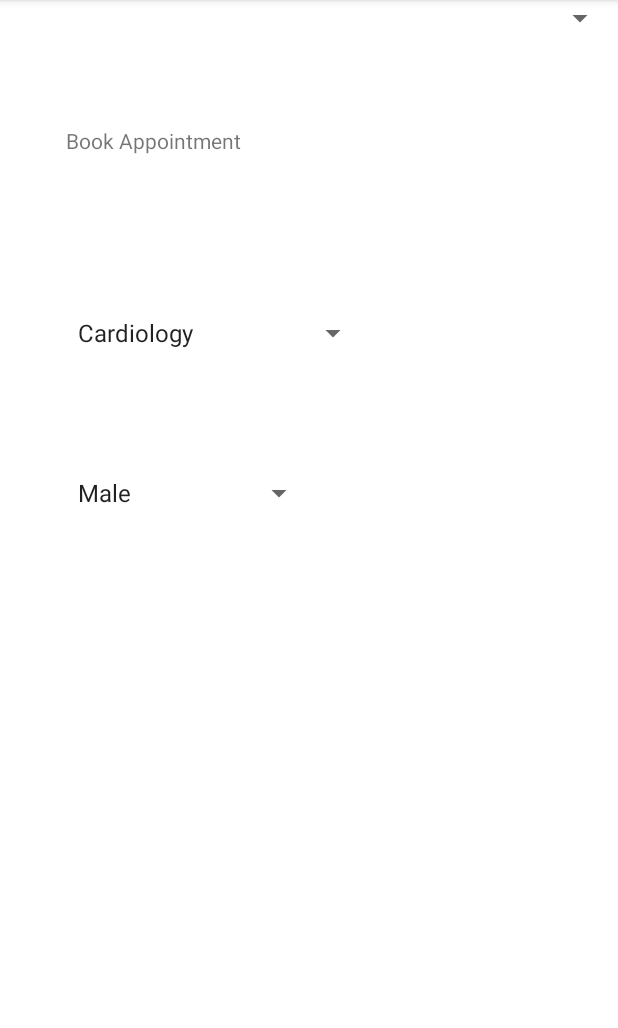
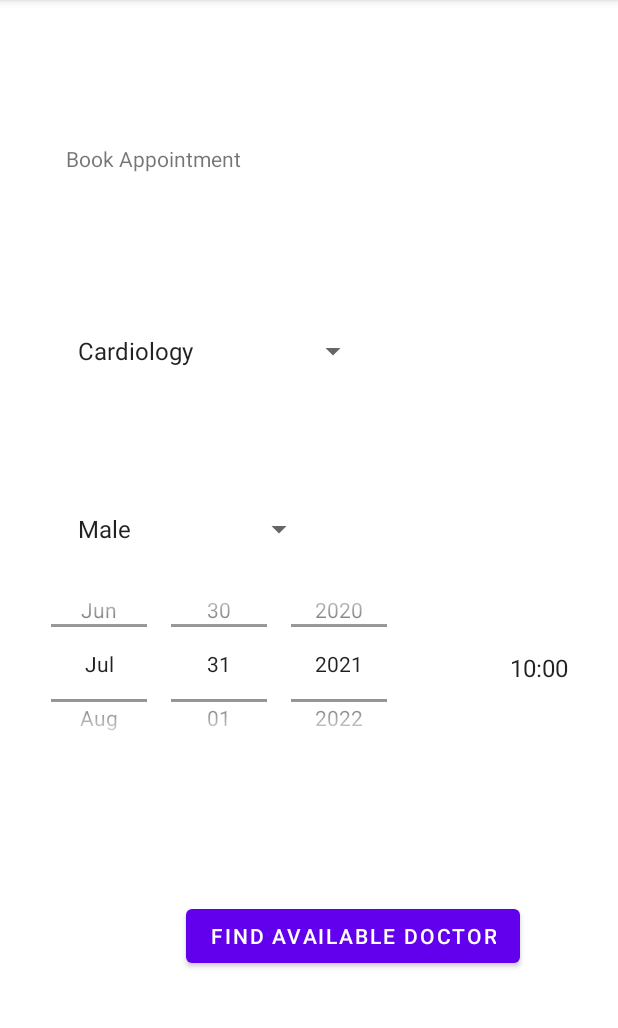
Before and after one commit to garychen2002/ClinicAppProject, an Android app: the BookAppointmentActivity screen opened directly, with no data from a screen before it, on a phone screen of 412 x 824 dp, the part 84-1112 px from its top. Run offline under Robolectric (Android 15) with nearby library versions, the phone set to English and light mode, and no system bars.

Commit message:
add all spinners for booking appointment

```diff
--- a/app/src/main/java/com/example/clinicappproject/Appointment.java
+++ b/app/src/main/java/com/example/clinicappproject/Appointment.java
@@ -5,9 +5,15 @@ import java.util.Date;
 
 public class Appointment {
 
-    //Doctor doctor;
+    private Doctor doctor;
     private Patient patient;
-    private Date time;
+    private Date start;
+    private Date end;
+
+    public Appointment(){
+
+    }
+
 
 
 
--- a/app/src/main/java/com/example/clinicappproject/BookAppointmentActivity.java
+++ b/app/src/main/java/com/example/clinicappproject/BookAppointmentActivity.java
@@ -3,15 +3,44 @@ package com.example.clinicappproject;
 import androidx.appcompat.app.AppCompatActivity;
 
 import android.os.Bundle;
+import android.view.View;
+import android.widget.Button;
+import android.widget.DatePicker;
+import android.widget.Spinner;
 
 public class BookAppointmentActivity extends AppCompatActivity {
+
+    DatePicker picker;
+    String gender;
+    String spec;
+    String time;
+    Button find_doctor;
 
     @Override
     protected void onCreate(Bundle savedInstanceState) {
         super.onCreate(savedInstanceState);
         setContentView(R.layout.activity_book_appointment);
+
+        find_doctor = (Button)findViewById(R.id.find_doctor);
+
     }
 
 
+    public void gather_info(View view){
+        Spinner sp1 = (Spinner)findViewById(R.id.department);
+        spec= String.valueOf(sp1.getSelectedItem());
+
+        Spinner sp2 = (Spinner)findViewById(R.id.doctor_gender);
+        gender= String.valueOf(sp2.getSelectedItem());
+
+        Spinner sp3 = (Spinner)findViewById(R.id.timePicker);
+        time = String.valueOf(sp3.getSelectedItem());
+
+
+
+    }
+
+   // time= getString(R.id)
+
 
 }
--- a/app/src/main/java/com/example/clinicappproject/Patient.java
+++ b/app/src/main/java/com/example/clinicappproject/Patient.java
@@ -1,10 +1,12 @@
 package com.example.clinicappproject;
+
+import java.util.LinkedHashSet;
 
 public class Patient {
 
     private String name;
     private String gender;
-
+    private LinkedHashSet<Doctor> prev_doctors;
 
     public Patient(){
     }
@@ -12,7 +14,22 @@ public class Patient {
     public Patient(String name, String gender){
         this.name=name;
         this.gender=gender;
+        prev_doctors=new LinkedHashSet<Doctor>();
 
+    }
+
+    public boolean add_doctor(Doctor d){
+        return prev_doctors.add(d);
+    }
+
+    public LinkedHashSet<Doctor> postDoctor(){
+        return prev_doctors;
+    }
+
+    @Override
+    public boolean equals(Object obj){
+        Patient p = (Patient)obj;
+        return p.name.equals(this.name) && p.gender.equals(this.gender);
     }
 
 
--- a/app/src/main/res/layout/activity_book_appointment.xml
+++ b/app/src/main/res/layout/activity_book_appointment.xml
@@ -2,6 +2,7 @@
 <androidx.constraintlayout.widget.ConstraintLayout xmlns:android="http://schemas.android.com/apk/res/android"
     xmlns:app="http://schemas.android.com/apk/res-auto"
     xmlns:tools="http://schemas.android.com/tools"
+    android:id="@+id/choose_time"
     android:layout_width="match_parent"
     android:layout_height="match_parent"
     tools:context=".BookAppointmentActivity">
@@ -12,7 +13,7 @@
         android:layout_height="51dp"
         android:layout_marginStart="44dp"
         android:layout_marginLeft="44dp"
-        android:layout_marginTop="84dp"
+        android:layout_marginTop="96dp"
         android:text="@string/book_appointment"
         app:layout_constraintStart_toStartOf="parent"
         app:layout_constraintTop_toTopOf="parent" />
@@ -34,18 +35,44 @@
         android:layout_height="32dp"
         android:layout_marginStart="44dp"
         android:layout_marginLeft="44dp"
+        android:layout_marginTop="80dp"
         android:entries="@array/doctor_gender"
+        app:layout_constraintStart_toStartOf="parent"
+        app:layout_constraintTop_toBottomOf="@+id/department" />
+
+
+    <DatePicker
+        android:id="@+id/datePicker"
+        android:layout_width="291dp"
+        android:layout_height="139dp"
+        android:layout_marginBottom="256dp"
+        android:calendarViewShown="false"
+        android:datePickerMode="spinner"
         app:layout_constraintBottom_toBottomOf="parent"
-        app:layout_constraintStart_toStartOf="parent"
-        app:layout_constraintTop_toBottomOf="@+id/department"
-        app:layout_constraintVertical_bias="0.138" />
+        app:layout_constraintEnd_toEndOf="parent"
+        app:layout_constraintHorizontal_bias="0.037"
+        app:layout_constraintStart_toStartOf="parent" />
 
     <Spinner
-        android:id="@+id/spinner3"
-        android:layout_width="409dp"
+        android:id="@+id/timePicker"
+        android:layout_width="125dp"
+        android:layout_height="29dp"
+        android:layout_marginStart="36dp"
+        android:layout_marginLeft="36dp"
+        android:layout_marginBottom="308dp"
+        android:entries="@array/time_picker"
+        app:layout_constraintBottom_toBottomOf="parent"
+        app:layout_constraintStart_toEndOf="@+id/datePicker" />
+
+    <Button
+        android:id="@+id/find_doctor"
+        android:layout_width="wrap_content"
         android:layout_height="wrap_content"
-        app:layout_constraintEnd_toEndOf="parent"
-        app:layout_constraintStart_toStartOf="parent"
-        tools:layout_editor_absoluteY="416dp" />
+        android:layout_marginStart="124dp"
+        android:layout_marginLeft="124dp"
+        android:layout_marginBottom="120dp"
+        android:text="@string/find_doctor"
+        app:layout_constraintBottom_toBottomOf="parent"
+        app:layout_constraintStart_toStartOf="parent" />
 
 </androidx.constraintlayout.widget.ConstraintLayout>
--- a/app/src/main/res/values/strings.xml
+++ b/app/src/main/res/values/strings.xml
@@ -10,6 +10,8 @@
     <string name="d_info">Doctor\'s info</string>
     <string name="d_appointment">My appointment</string>
     <string name="d_name">Doctor\'s name</string>
+
+    <string name="find_doctor">Find Available Doctor</string>
     <string-array name="departments">
         <item>Cardiology</item>
         <item>Gynecology</item>
@@ -24,6 +26,24 @@
         <item>Unspecified</item>
     </string-array>
 
+    <string-array name="time_picker">
+        <item>10:00</item>
+        <item>10:30</item>
+        <item>11:00</item>
+        <item>11:30</item>
+        <item>12:00</item>
+        <item>12:30</item>
+        <item>13:00</item>
+        <item>13:30</item>
+        <item>14:00</item>
+        <item>14:30</item>
+        <item>15:00</item>
+        <item>15:30</item>
+        <item>16:00</item>
+
+    </string-array>
+
+
 
 
 
```
